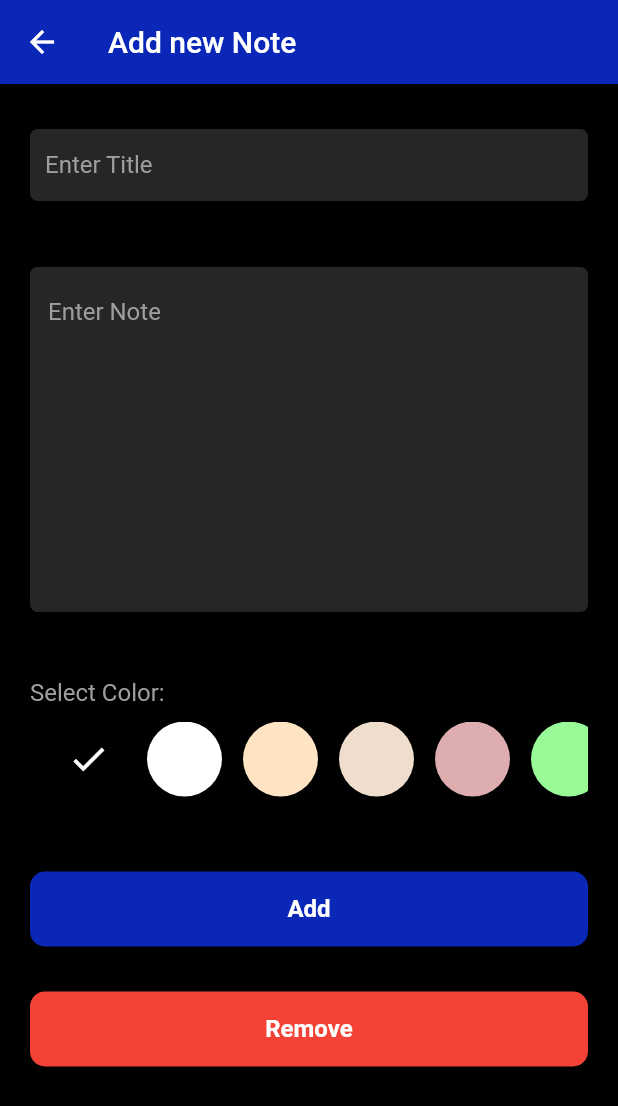
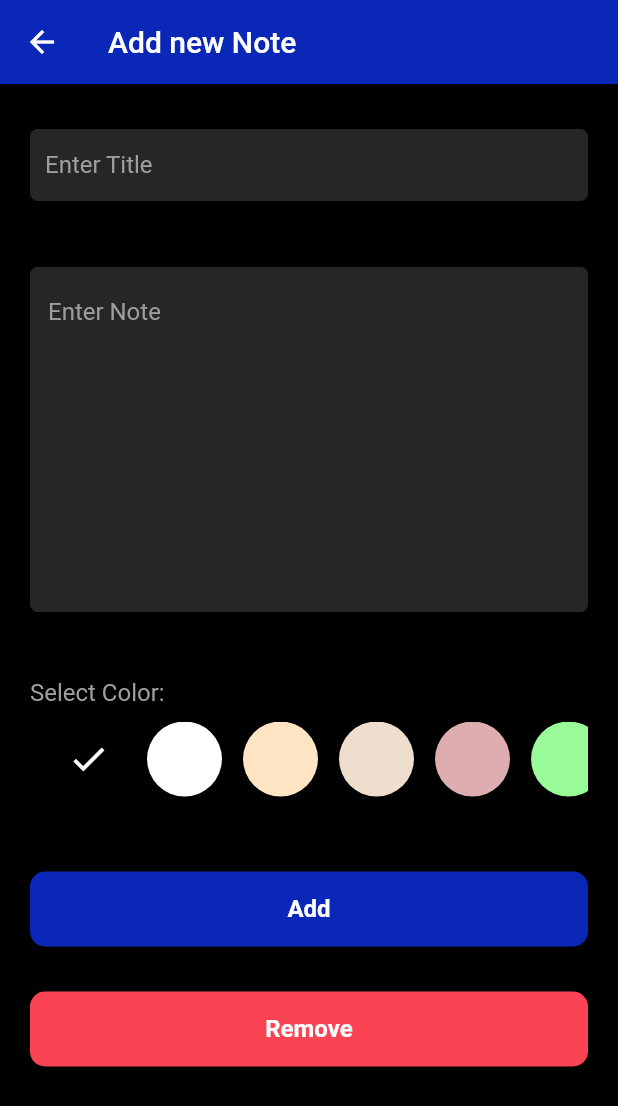
Before and after one commit to kjsce-codecell/Flutter-Keep, a Flutter app: the EditNote screen opened directly, on a phone screen of 412 x 824 dp. Shown: the top 1106 px of the screen. Run offline on Flutter 3.47's test engine with Material 2 defaults, Android fonts, the phone set to English and light mode, and no system bars; our stand-ins replace sqflite; missing offline and left inert: staggered_grid_view_flutter; accounts and stored records are empty.

Commit message:
Update color for delete button

```diff
--- a/lib/constants.dart
+++ b/lib/constants.dart
@@ -2,7 +2,8 @@ import 'package:flutter/material.dart';
 
 // secondary color
 const kSecondaryColor = Color(0xFF0B27B7);
-// const kSecondaryColor = Color(0xFFff0000);
+// const kSecondaryColor = Color(0xFF8F8FEF);
+// const kSecondaryColor = Color(0xFFFA4454);
 // Light Theme Data
 ThemeData kLightThemeData = ThemeData.light().copyWith(
   appBarTheme: const AppBarTheme(
--- a/lib/screens/edit_note_screen.dart
+++ b/lib/screens/edit_note_screen.dart
@@ -162,7 +162,7 @@ class _EditNoteState extends State<EditNote> {
             Padding(
               padding: const EdgeInsets.fromLTRB(20, 0, 20, 10),
               child: BottomButton(
-                backgroundColor: Colors.red,
+                backgroundColor: const Color(0xFFFA4454),
                 text: widget.isNew ? 'Remove' : 'Delete',
                 onClick: () {
                   Navigator.pop(context,
```
